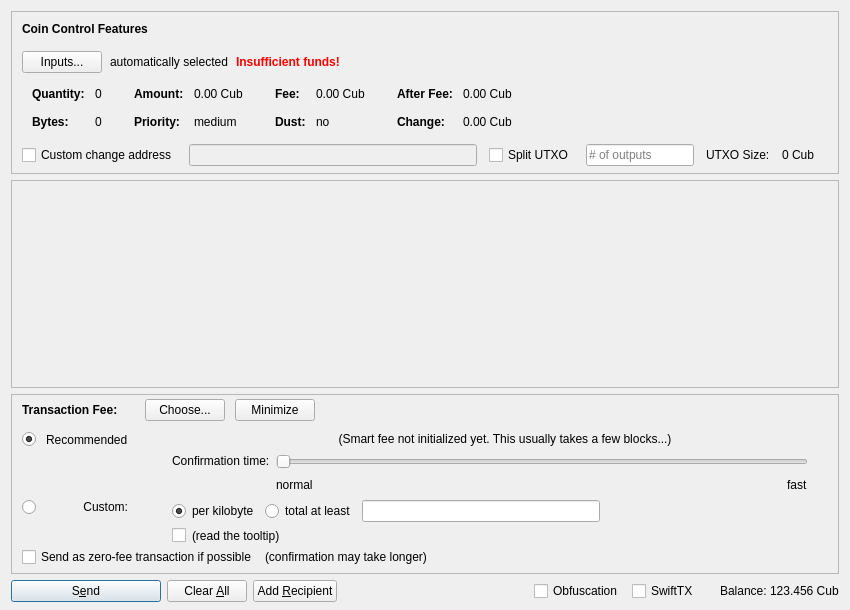
Above: src/qt/forms/sendcoinsdialog.ui from cubex-network/cubex before the change. Below: the same form after it.
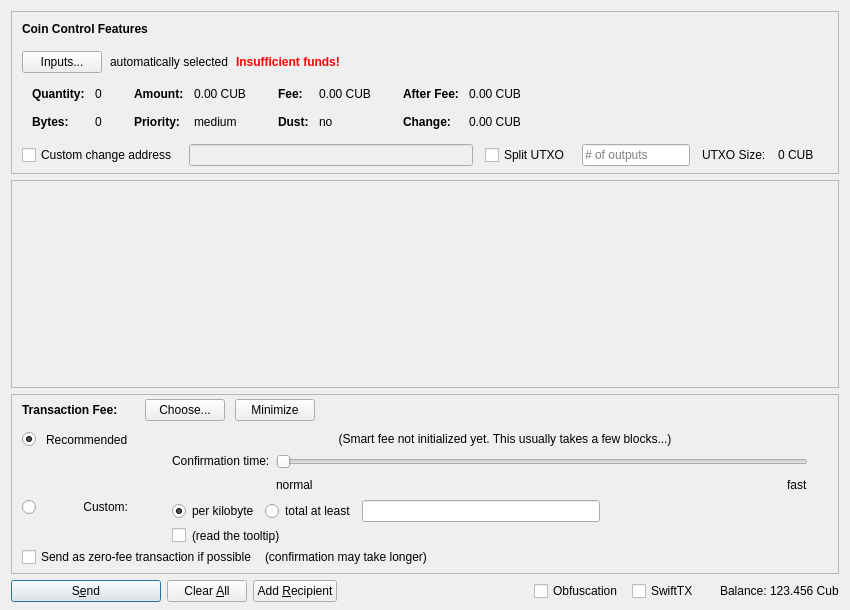
That is the form after the change. Icons and pictures are not drawn. Custom widgets are drawn as their Qt base class.

```diff
--- a/src/qt/forms/sendcoinsdialog.ui
+++ b/src/qt/forms/sendcoinsdialog.ui
@@ -324,7 +324,7 @@
                   <enum>Qt::ActionsContextMenu</enum>
                  </property>
                  <property name="text">
-                  <string notr="true">0.00 Cub</string>
+                  <string notr="true">0.00 CUB</string>
                  </property>
                  <property name="textInteractionFlags">
                   <set>Qt::LinksAccessibleByMouse|Qt::TextSelectableByKeyboard|Qt::TextSelectableByMouse</set>
@@ -404,7 +404,7 @@
                   <enum>Qt::ActionsContextMenu</enum>
                  </property>
                  <property name="text">
-                  <string notr="true">0.00 Cub</string>
+                  <string notr="true">0.00 CUB</string>
                  </property>
                  <property name="textInteractionFlags">
                   <set>Qt::LinksAccessibleByMouse|Qt::TextSelectableByKeyboard|Qt::TextSelectableByMouse</set>
@@ -484,7 +484,7 @@
                   <enum>Qt::ActionsContextMenu</enum>
                  </property>
                  <property name="text">
-                  <string notr="true">0.00 Cub</string>
+                  <string notr="true">0.00 CUB</string>
                  </property>
                  <property name="textInteractionFlags">
                   <set>Qt::LinksAccessibleByMouse|Qt::TextSelectableByKeyboard|Qt::TextSelectableByMouse</set>
@@ -513,7 +513,7 @@
                   <enum>Qt::ActionsContextMenu</enum>
                  </property>
                  <property name="text">
-                  <string notr="true">0.00 Cub</string>
+                  <string notr="true">0.00 CUB</string>
                  </property>
                  <property name="textInteractionFlags">
                   <set>Qt::LinksAccessibleByMouse|Qt::TextSelectableByKeyboard|Qt::TextSelectableByMouse</set>
@@ -594,7 +594,7 @@
           <item>
            <widget class="QLabel" name="labelBlockSize">
             <property name="text">
-             <string>0 Cub</string>
+             <string>0 CUB</string>
             </property>
            </widget>
           </item>
```
Left out of the diff: 6 changed lines with no effect on the pictures.
